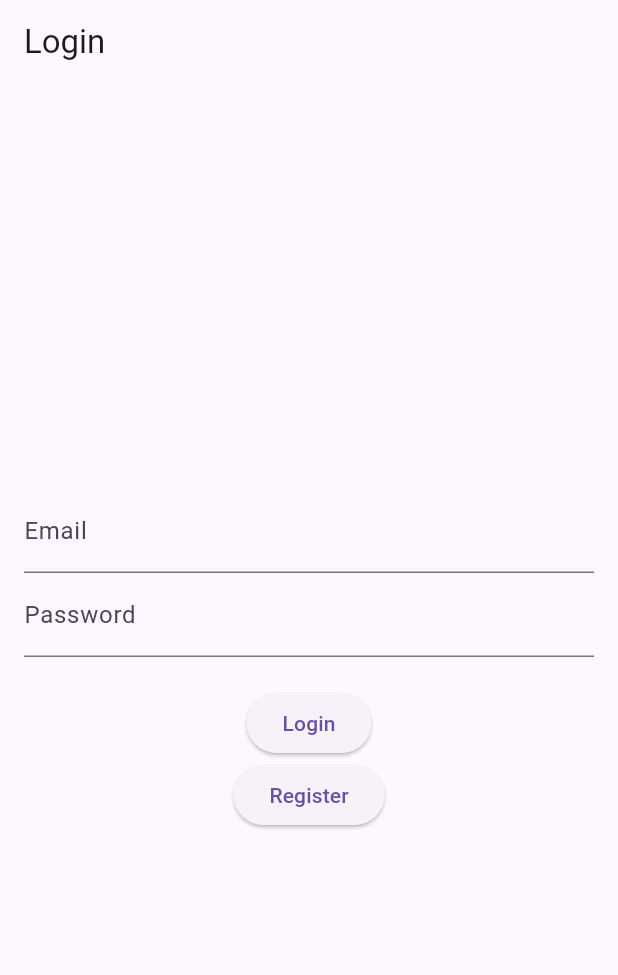
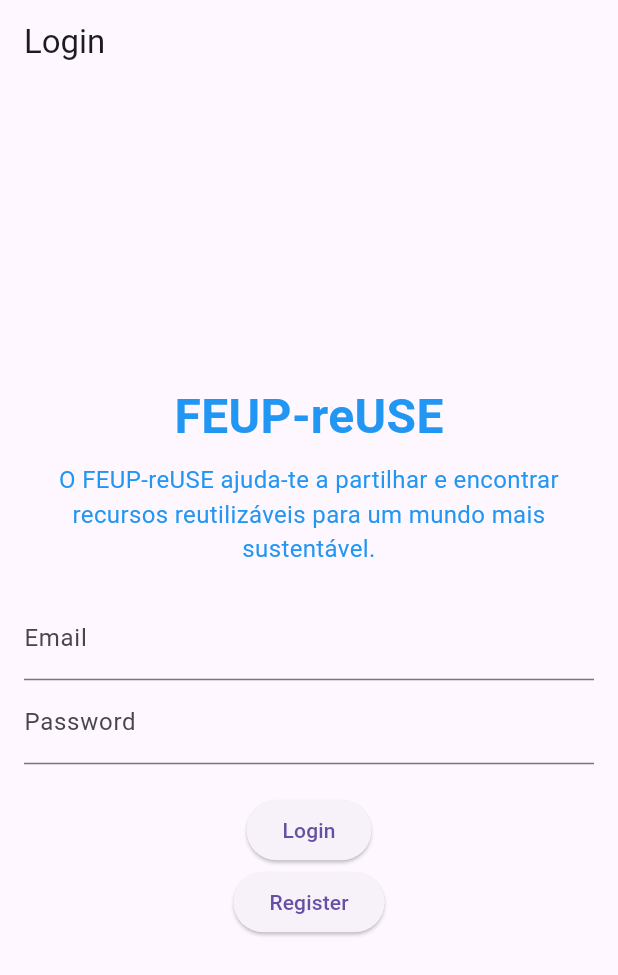
Before and after one commit to leonardomagalhaes21/feup-ESOF, a Flutter app: the screen it shows after launch, on a phone screen of 412 x 824 dp. Shown: the top 975 px of the screen. Run offline on Flutter 3.47's test engine with Material 3 defaults, Android fonts, the phone set to English and light mode, and no system bars; our stand-ins replace cloud_firestore, firebase_auth, firebase_core, flutter_rating_bar, image_picker; accounts and stored records are empty; Roboto replaces fonts that are missing (Poppins).

Commit message:
login page improved

```diff
--- a/app_code/lib/login_screen.dart
+++ b/app_code/lib/login_screen.dart
@@ -36,6 +36,31 @@ class LoginScreen extends StatelessWidget {
         child: Column(
           mainAxisAlignment: MainAxisAlignment.center,
           children: [
+            Container(
+              padding: EdgeInsets.only(bottom: 20.0),
+              child: Column(
+                children: [
+                  Text(
+                    'FEUP-reUSE',
+                    style: TextStyle(
+                      fontFamily: 'Poppins',
+                      fontSize: 32.0,
+                      fontWeight: FontWeight.bold,
+                      color: Colors.blue,
+                    ),
+                  ),
+                  const SizedBox(height: 8.0),
+                  Text(
+                    'O FEUP-reUSE ajuda-te a partilhar e encontrar recursos reutilizáveis para um mundo mais sustentável.',
+                    style: TextStyle(
+                      fontSize: 16.0,
+                      color: Colors.blue,
+                    ),
+                    textAlign: TextAlign.center,
+                  ),
+                ],
+              ),
+            ),
             TextField(
               controller: _emailController,
               decoration: const InputDecoration(labelText: 'Email'),
```
Also changed, not shown: 2 other files.
